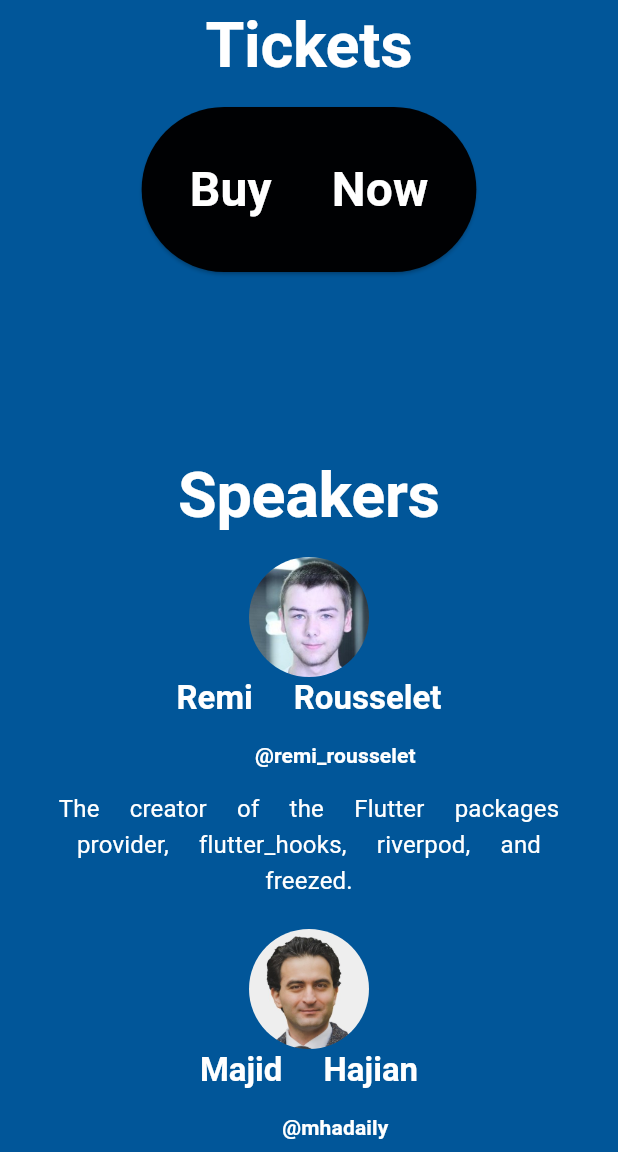
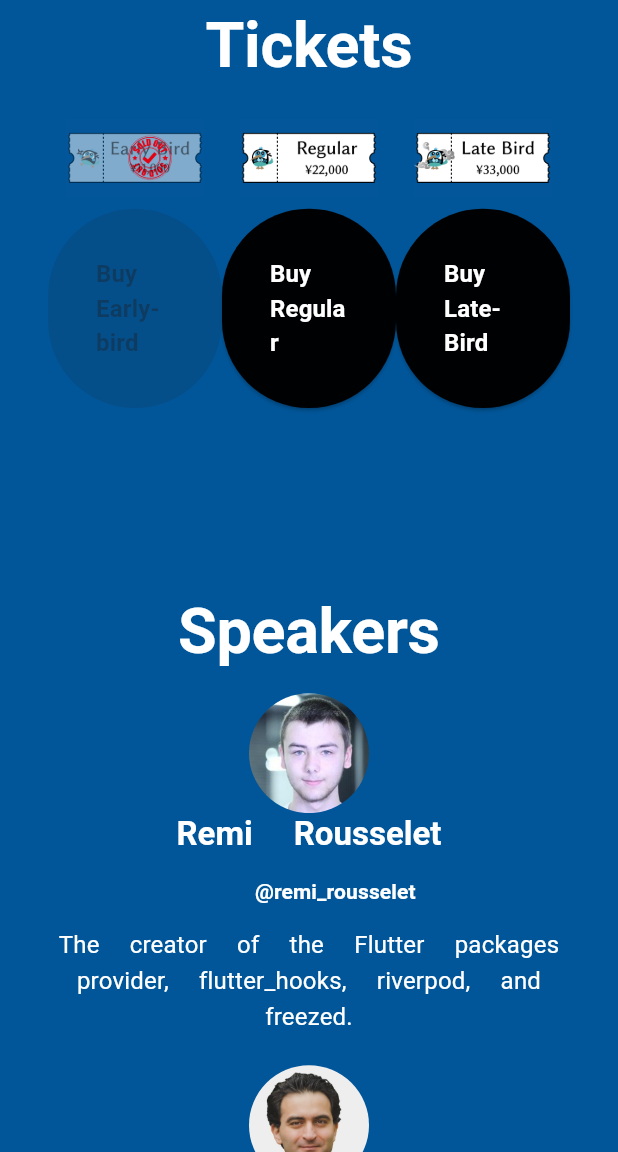
Before and after one commit to flutteruniv/FlutterNinjas, a Flutter app: the screen it shows after launch, scrolled down 576 dp, on a phone screen of 412 x 824 dp, the part 84-1236 px from its top. Run offline on Flutter 3.47's test engine with Material 3 defaults, Android fonts, the phone set to English and light mode, and no system bars; our stand-ins replace flutter_html, go_router, responsive_builder; Roboto replaces fonts that are missing (GenEiLateMin_v2).

Commit message:
チケットの画像を追加

```diff
--- a/lib/presentation/lp_tickets_widget.dart
+++ b/lib/presentation/lp_tickets_widget.dart
@@ -24,20 +24,99 @@ class TicketsWidget extends StatelessWidget {
                 ),
           ),
           SizedBox(height: isMobile ? 20 : 40),
+          Row(
+            children: [
+              Expanded(
+                child: Column(
+                  children: [
+                    TextButton(
+                      onPressed: null,
+                      child: Image.asset(
+                        'resources/images/early-bird.png',
+                        fit: BoxFit.contain,
+                      ),
+                    ),
+                    ElevatedButton(
+                      style: ElevatedButton.styleFrom(
+                        backgroundColor: AppColor.ninjaBlack,
+                      ),
+                      onPressed: null,
+                      child: const Padding(
+                        padding: EdgeInsets.all(16),
+                        child: Text(
+                          'Buy Early-bird',
+                          style: TextStyle(fontSize: 16),
+                        ),
+                      ),
+                    ),
+                  ],
+                ),
+              ),
+              Expanded(
+                child: Column(
+                  children: [
+                    TextButton(
+                      onPressed: () {
+                        launchUrlString(
+                            'https://ti.to/flutterninjas/tokyo-2024/with/regular');
+                      },
+                      child: Image.asset(
+                        'resources/images/regular.png',
+                        fit: BoxFit.contain,
+                      ),
+                    ),
                     ElevatedButton(
                       style: ElevatedButton.styleFrom(
                         backgroundColor: AppColor.ninjaBlack,
                       ),
                       onPressed: () {
-              launchUrlString('https://ti.to/flutterninjas/tokyo-2024');
+                        launchUrlString(
+                            'https://ti.to/flutterninjas/tokyo-2024/with/regular');
                       },
                       child: const Padding(
                         padding: EdgeInsets.all(16),
                         child: Text(
-                'Buy Now',
-                style: TextStyle(fontSize: 32),
+                          'Buy Regular',
+                          style: TextStyle(fontSize: 16),
                         ),
                       ),
+                    ),
+                  ],
+                ),
+              ),
+              Expanded(
+                child: Column(
+                  children: [
+                    TextButton(
+                      onPressed: () {
+                        launchUrlString(
+                            'https://ti.to/flutterninjas/tokyo-2024/with/late-bird');
+                      },
+                      child: Image.asset(
+                        'resources/images/late-bird.png',
+                        fit: BoxFit.contain,
+                      ),
+                    ),
+                    ElevatedButton(
+                      style: ElevatedButton.styleFrom(
+                        backgroundColor: AppColor.ninjaBlack,
+                      ),
+                      onPressed: () {
+                        launchUrlString(
+                            'https://ti.to/flutterninjas/tokyo-2024/with/late-bird');
+                      },
+                      child: const Padding(
+                        padding: EdgeInsets.all(16),
+                        child: Text(
+                          'Buy Late-Bird',
+                          style: TextStyle(fontSize: 16),
+                        ),
+                      ),
+                    ),
+                  ],
+                ),
+              ),
+            ],
           ),
         ],
       ),
```
Also changed, not shown: resources/images/early-bird.png (added), resources/images/late-bird.png (added), resources/images/regular.png (added). Lines whose indentation alone changed are shown as unchanged.
